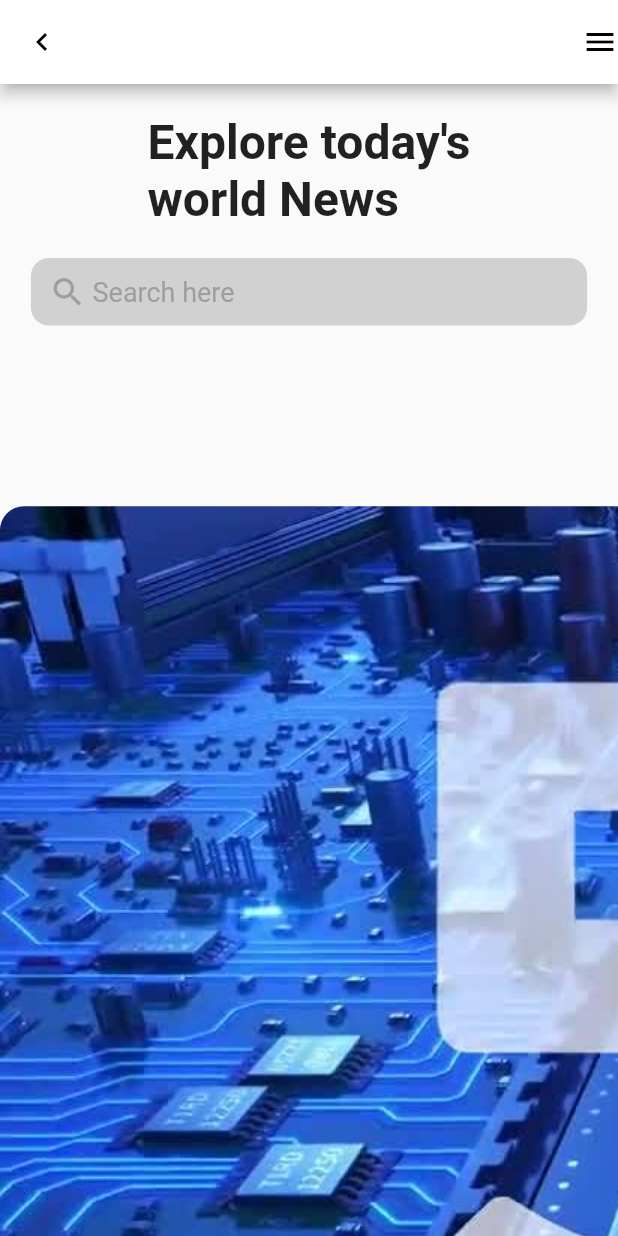
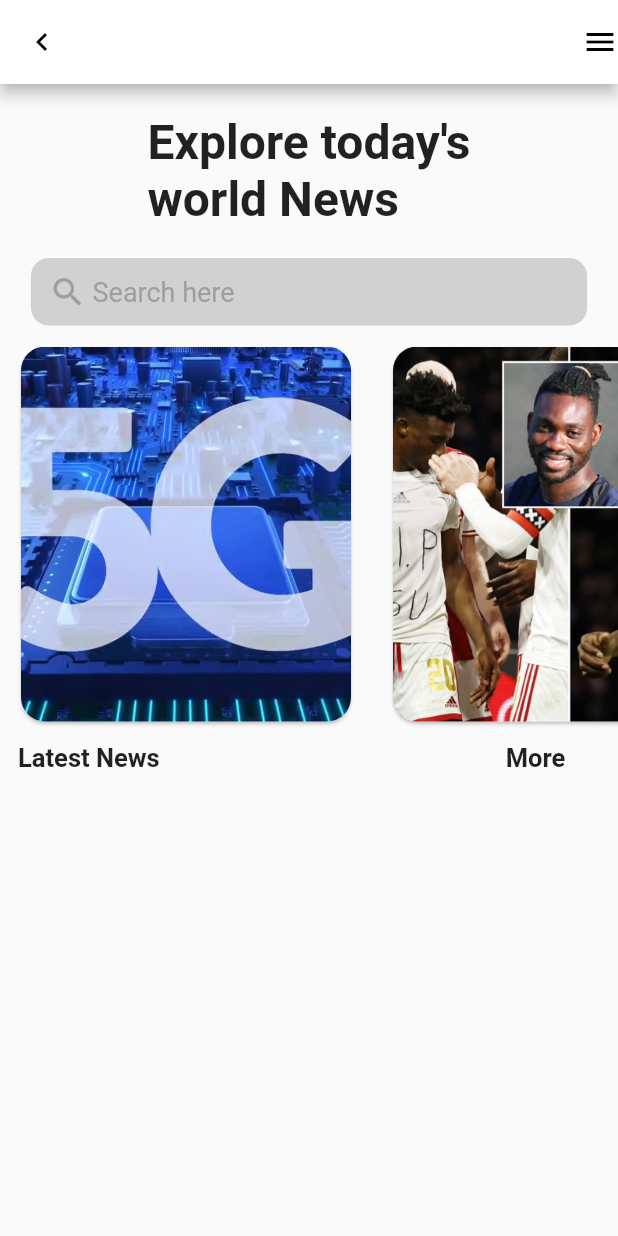
Before and after one commit to Fredd08/GIT-News-App, a Flutter app: the HomePage screen opened directly, on a phone screen of 412 x 824 dp. Run offline on Flutter 3.47's test engine with Material 2 defaults, Android fonts, the phone set to English and light mode, and no system bars.

Commit message:
update homepage

```diff
--- a/lib/HomePage/homepage.dart
+++ b/lib/HomePage/homepage.dart
@@ -53,12 +53,34 @@ class _HomePageState extends State<HomePage> {
             child: Row(
               children: [
                 for(int i=0;i<picture.length;i++)
-                ClipRRect(
-                  borderRadius: BorderRadius.circular(16),
-                  child: Image.asset("${picture.elementAt(i)["1"]}"),
-                )
+                Padding(
+                  padding: const EdgeInsets.all(10.0),
+                  child: Card(
+                    shape: RoundedRectangleBorder(borderRadius: BorderRadius.circular(16)),
+                    child: Container(
+                      height: 250,
+                      width: 220,
+                      child: ClipRRect(
+                        borderRadius: BorderRadius.circular(16),
+                        child: Image.asset("${picture.elementAt(i)["1"]}",height: 250,fit: BoxFit.cover,),
+                      ),
+                    ),
+                  ),
+                ),
               ],
             ),
+          ),
+          Row(
+            children: [
+              Padding(
+                padding: const EdgeInsets.only(left:12.0),
+                child: Text("Latest News",style: TextStyle(fontWeight: FontWeight.bold,fontSize: 17),),
+              ),
+              SizedBox(
+                width: w*0.56,
+              ),
+              Text("More",style: TextStyle(fontWeight: FontWeight.bold,fontSize: 17),)
+            ],
           )
         ],
       ),
--- a/lib/specs/pictures.dart
+++ b/lib/specs/pictures.dart
@@ -1,6 +1,6 @@
 List<Map<String,dynamic>> picture=[
-  {"1":"assets/1.jpg"},
-  {"1":"assets/2.jpg"},
-  {"1":"assets/3.jpg"},
-  {"1":"assets/4.jpg"},
+  {"1":"assets/1a.png"},
+  {"1":"assets/2a.png"},
+  {"1":"assets/3a.png"},
+  {"1":"assets/4a.png"},
 ];
```
